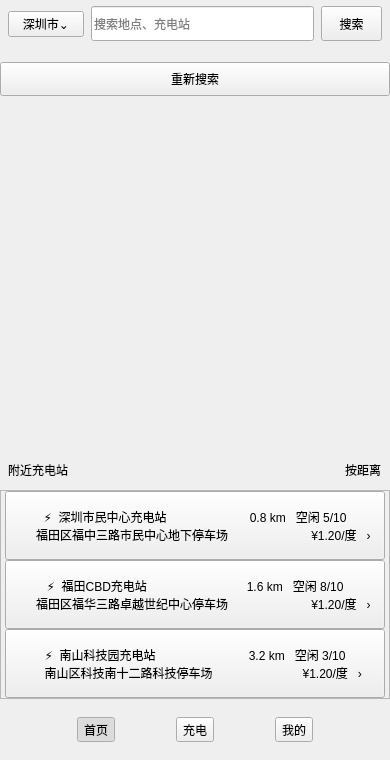
This is ui/shell/mainwindow.ui in dirtysoup0519/ChargingUser as Qt 5 draws it before an edit. The edited form follows.
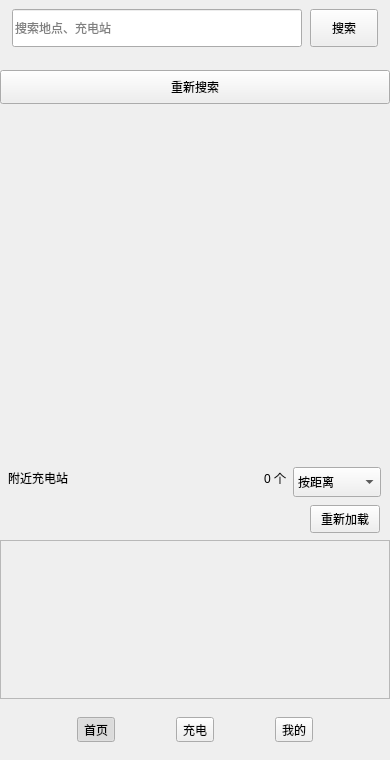
This is the edited form. Icons and pictures are not drawn. Custom widgets are drawn as their Qt base class.

Commit message: feat(ui): render dynamic map stations and states

```diff
--- a/ui/shell/mainwindow.ui
+++ b/ui/shell/mainwindow.ui
@@ -10,11 +10,10 @@
    <item><widget class="QStackedWidget" name="pageStack"><property name="currentIndex"><number>0</number></property>
     <widget class="QWidget" name="homePage"><layout class="QVBoxLayout" name="homeLayout">
      <property name="spacing"><number>0</number></property><property name="leftMargin"><number>0</number></property><property name="topMargin"><number>0</number></property><property name="rightMargin"><number>0</number></property><property name="bottomMargin"><number>0</number></property>
-   <item><widget class="QWidget" name="topBar"><property name="minimumSize"><size><width>0</width><height>48</height></size></property><property name="maximumSize"><size><width>16777215</width><height>48</height></size></property>
-    <layout class="QHBoxLayout" name="topLayout"><property name="leftMargin"><number>8</number></property><property name="topMargin"><number>6</number></property><property name="rightMargin"><number>8</number></property><property name="bottomMargin"><number>6</number></property><property name="spacing"><number>7</number></property>
-     <item><widget class="QPushButton" name="cityButton"><property name="minimumSize"><size><width>76</width><height>0</height></size></property><property name="maximumSize"><size><width>76</width><height>16777215</height></size></property><property name="text"><string>深圳市⌄</string></property></widget></item>
-     <item><widget class="QLineEdit" name="searchBox"><property name="minimumSize"><size><width>0</width><height>35</height></size></property><property name="placeholderText"><string>搜索地点、充电站</string></property></widget></item>
-     <item><widget class="QPushButton" name="btnStationSearch"><property name="minimumSize"><size><width>61</width><height>35</height></size></property><property name="maximumSize"><size><width>61</width><height>35</height></size></property><property name="text"><string>搜索</string></property></widget></item>
+   <item><widget class="QWidget" name="topBar"><property name="minimumSize"><size><width>0</width><height>56</height></size></property><property name="maximumSize"><size><width>16777215</width><height>56</height></size></property>
+    <layout class="QHBoxLayout" name="topLayout"><property name="leftMargin"><number>12</number></property><property name="topMargin"><number>9</number></property><property name="rightMargin"><number>12</number></property><property name="bottomMargin"><number>9</number></property><property name="spacing"><number>8</number></property>
+     <item><widget class="QLineEdit" name="searchBox"><property name="minimumSize"><size><width>0</width><height>38</height></size></property><property name="placeholderText"><string>搜索地点、充电站</string></property></widget></item>
+     <item><widget class="QPushButton" name="btnStationSearch"><property name="minimumSize"><size><width>68</width><height>38</height></size></property><property name="maximumSize"><size><width>68</width><height>38</height></size></property><property name="text"><string>搜索</string></property></widget></item>
     </layout>
    </widget></item>
    <item><widget class="QLabel" name="searchErrorLabel"><property name="visible"><bool>false</bool></property><property name="text"><string/></property><property name="wordWrap"><bool>true</bool></property></widget></item>
@@ -24,18 +23,14 @@
     <layout class="QHBoxLayout" name="sectionLayout"><property name="leftMargin"><number>8</number></property><property name="rightMargin"><number>9</number></property>
      <item><widget class="QLabel" name="sectionTitle"><property name="text"><string>附近充电站</string></property></widget></item>
      <item><spacer name="sectionSpace"><property name="orientation"><enum>Qt::Horizontal</enum></property><property name="sizeHint"><size><width>40</width><height>1</height></size></property></spacer></item>
-     <item><widget class="QLabel" name="hintLabel"><property name="text"><string>按距离</string></property></widget></item>
+     <item><widget class="QLabel" name="stationCountLabel"><property name="text"><string>0 个</string></property></widget></item>
+     <item><widget class="QComboBox" name="stationSortCombo"><property name="minimumSize"><size><width>88</width><height>30</height></size></property><property name="maximumSize"><size><width>88</width><height>30</height></size></property><item><property name="text"><string>按距离</string></property></item><item><property name="text"><string>可用优先</string></property></item></widget></item>
     </layout>
    </widget></item>
+   <item><widget class="QFrame" name="stationStateBar"><property name="visible"><bool>false</bool></property><property name="minimumSize"><size><width>0</width><height>42</height></size></property><layout class="QHBoxLayout" name="stationStateLayout"><property name="leftMargin"><number>12</number></property><property name="topMargin"><number>6</number></property><property name="rightMargin"><number>10</number></property><property name="bottomMargin"><number>6</number></property><property name="spacing"><number>8</number></property><item><widget class="QLabel" name="stationStateLabel"><property name="text"><string/></property><property name="wordWrap"><bool>true</bool></property></widget></item><item><widget class="QPushButton" name="stationRetryButton"><property name="minimumSize"><size><width>70</width><height>28</height></size></property><property name="maximumSize"><size><width>70</width><height>28</height></size></property><property name="text"><string>重新加载</string></property></widget></item></layout></widget></item>
    <item><widget class="QScrollArea" name="stationScroll"><property name="widgetResizable"><bool>true</bool></property>
     <widget class="QWidget" name="stationList"><property name="geometry"><rect><x>0</x><y>0</y><width>388</width><height>255</height></rect></property>
      <layout class="QVBoxLayout" name="stationLayout"><property name="leftMargin"><number>4</number></property><property name="topMargin"><number>0</number></property><property name="rightMargin"><number>4</number></property><property name="bottomMargin"><number>0</number></property><property name="spacing"><number>0</number></property>
-      <item><widget class="QPushButton" name="stationButton1"><property name="minimumSize"><size><width>0</width><height>69</height></size></property><property name="text"><string>⚡  深圳市民中心充电站                         0.8 km   空闲 5/10
-     福田区福中三路市民中心地下停车场                         ¥1.20/度   ›</string></property></widget></item>
-      <item><widget class="QPushButton" name="stationButton2"><property name="minimumSize"><size><width>0</width><height>69</height></size></property><property name="text"><string>⚡  福田CBD充电站                              1.6 km   空闲 8/10
-     福田区福华三路卓越世纪中心停车场                         ¥1.20/度   ›</string></property></widget></item>
-      <item><widget class="QPushButton" name="stationButton3"><property name="minimumSize"><size><width>0</width><height>69</height></size></property><property name="text"><string>⚡  南山科技园充电站                            3.2 km   空闲 3/10
-     南山区科技南十二路科技停车场                           ¥1.20/度   ›</string></property></widget></item>
       <item><spacer name="listSpace"><property name="orientation"><enum>Qt::Vertical</enum></property><property name="sizeHint"><size><width>1</width><height>20</height></size></property></spacer></item>
      </layout>
     </widget>
```
The commit also changes 18 other files.
